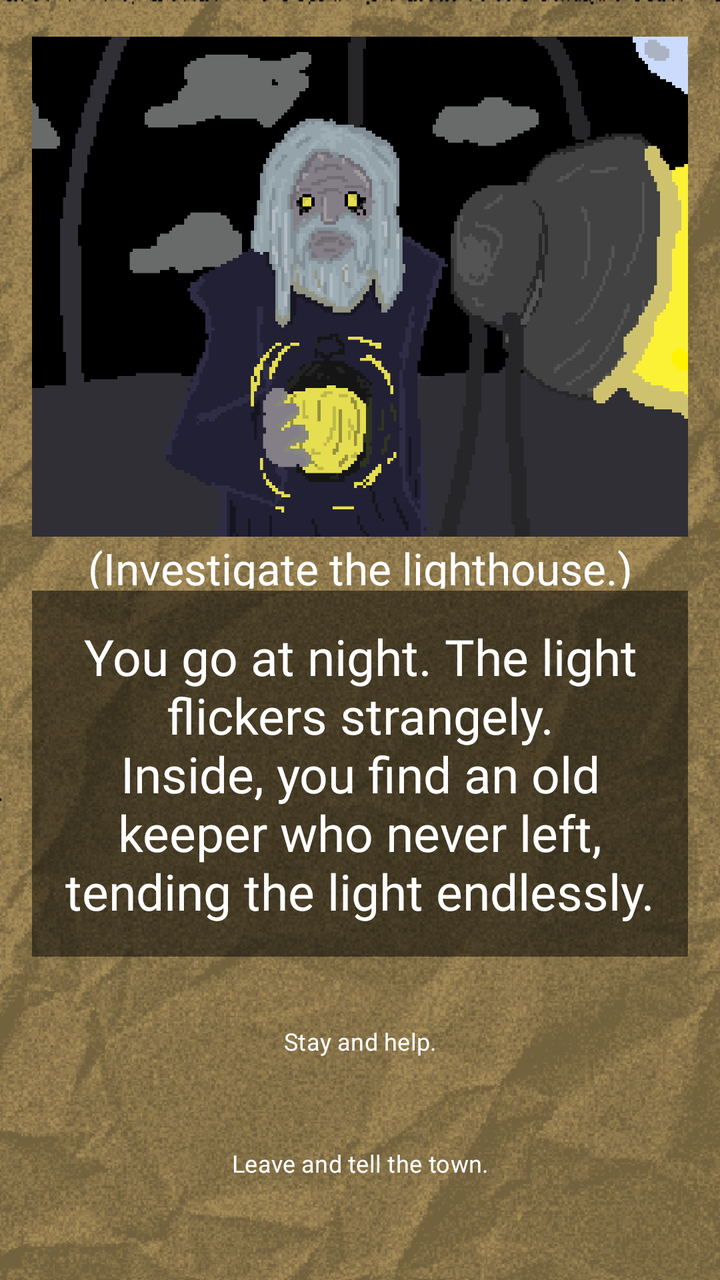
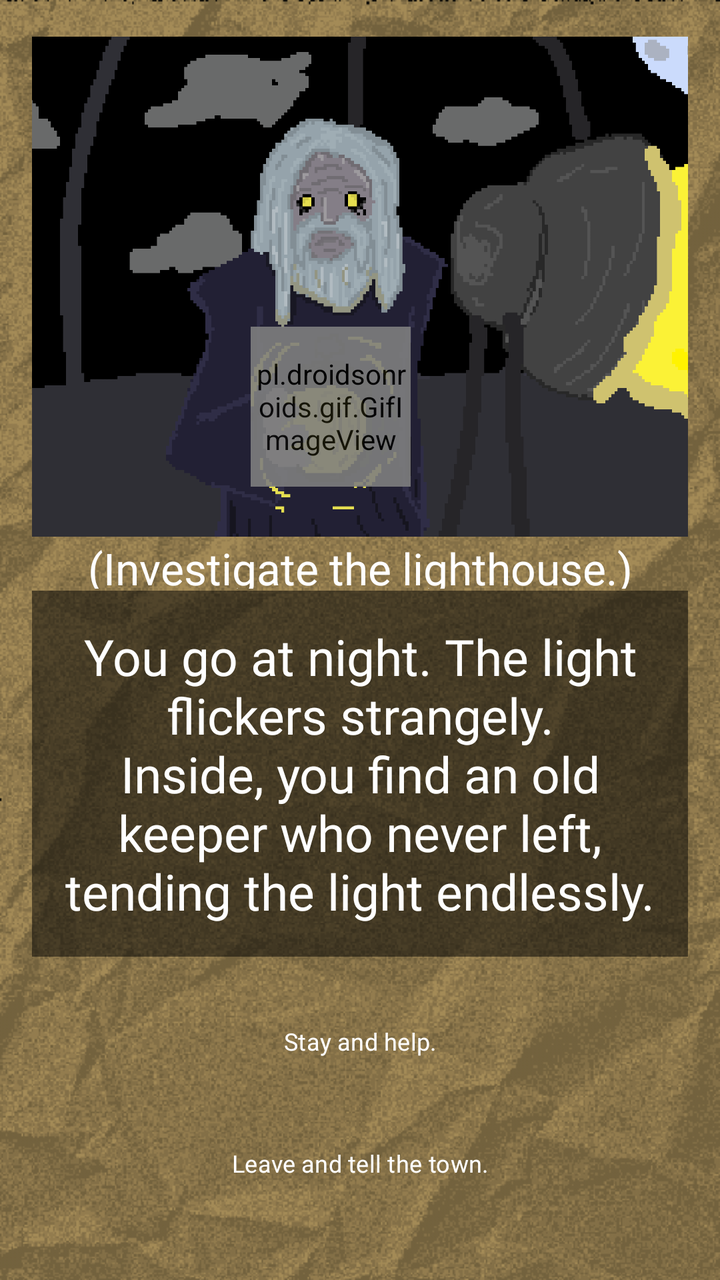

Two renders of the same Android screen: before a commit and after it. Below are the layout's source before the change and the commit's diff.
<!-- AndroidManifest.xml: application theme Theme.ChoiceQuest -->
<!-- res/layout/activity_page2_1_2_3_1.xml -->
<?xml version="1.0" encoding="utf-8"?>
<LinearLayout xmlns:android="http://schemas.android.com/apk/res/android"
    xmlns:app="http://schemas.android.com/apk/res-auto"
    xmlns:tools="http://schemas.android.com/tools"
    android:id="@+id/page2_1_2_3_1"
    android:layout_width="match_parent"
    android:layout_height="match_parent"
    android:background="@drawable/papertexture_"
    android:backgroundTint="#f8e7c2"
    android:backgroundTintMode="multiply"
    android:gravity="center"
    android:orientation="vertical"
    android:padding="16dp"
    tools:context=".Page2_1_2_3_1">

    <View
        android:layout_width="match_parent"
        android:layout_height="0dp"
        android:layout_weight="1"/>

    <ImageView
        android:id="@+id/imageView"
        android:layout_width="412dp"
        android:layout_height="250dp"
        android:src="@drawable/page2_1_2_3_1" />

    <View
        android:layout_width="match_parent"
        android:layout_height="1dp"
        android:layout_weight="0.1"/>
    <TextView
        android:layout_width="match_parent"
        android:layout_height="25dp"
        android:gravity="center"
        android:fontFamily="@font/pixelspace"
        android:textSize="22sp"
        android:text="(Investigate the lighthouse.)"
        android:textColor="@color/white" />

    <View
        android:layout_width="match_parent"
        android:layout_height="1dp"
        android:layout_weight="0.1"/>

    <TextView
        android:layout_width="match_parent"
        android:layout_height="wrap_content"
        android:id="@+id/tv_page2_1_2_3_1"
        android:fontFamily="@font/pixelgame_font"
        android:gravity="center"
        android:padding="16dp"
        android:background="#80000000"
        android:text="You go at night. The light flickers strangely.\nInside, you find an old keeper who never left, tending the light endlessly."
        android:textColor="@color/white"
        android:textSize="25sp"
        android:layout_marginBottom="16dp"/>
    <View
        android:layout_width="match_parent"
        android:layout_height="1dp"
        android:layout_weight="1"/>
    <Button
        android:id="@+id/btnStayHelp"
        android:layout_width="410dp"
        android:layout_height="45dp"
        android:text="Stay and help."
        android:background="@android:color/transparent"
        android:fontFamily="@font/quest_font"
        android:textSize="12sp"
        android:layout_marginBottom="16dp"
        android:onClick="page2_1_2_3_1_1"/>

    <Button
        android:id="@+id/btnLeaveTell"
        android:layout_width="410dp"
        android:layout_height="45dp"
        android:text="Leave and tell the town."
        android:background="@android:color/transparent"
        android:fontFamily="@font/quest_font"
        android:textSize="12sp"
        android:layout_marginBottom="16dp"
        android:onClick="page2_1_2_3_1_2"/>

    <View
        android:layout_width="match_parent"
        android:layout_height="1dp"
        android:layout_weight="1"/>

</LinearLayout>
<!-- resources referenced by this layout -->
<resources>
  <color name="white">#FFFFFF</color>
  <!-- drawable page2_1_2_3_1: png bitmap (drawable, 31834 bytes) -->
  <!-- drawable papertexture_: png bitmap (drawable, 156948 bytes) -->
  <style name="Theme.ChoiceQuest" parent="Base.Theme.ChoiceQuest" />
  <style name="Base.Theme.ChoiceQuest" parent="Theme.Material3.DayNight.NoActionBar">
          
          
      </style>
</resources>

<!-- the commit's change to res/layout/activity_page2_1_2_3_1.xml (unified diff, before → after) -->
@@ -18,11 +18,27 @@
         android:layout_height="0dp"
         android:layout_weight="1"/>
 
-    <ImageView
-        android:id="@+id/imageView"
+    <FrameLayout
         android:layout_width="412dp"
-        android:layout_height="250dp"
-        android:src="@drawable/page2_1_2_3_1" />
+        android:layout_height="250dp">
+
+        <ImageView
+            android:id="@+id/imageView"
+            android:layout_width="match_parent"
+            android:layout_height="match_parent"
+            android:src="@drawable/page2_1_2_3_1" />
+
+        <pl.droidsonroids.gif.GifImageView
+            android:id="@+id/lightGif"
+            android:layout_width="80dp"
+            android:layout_height="80dp"
+            android:layout_gravity="center"
+            android:layout_marginTop="60dp"
+            android:layout_marginStart="-15dp"
+            android:alpha="0.9"
+            android:src="@drawable/light_vfx" />
+    </FrameLayout>
+
 
     <View
         android:layout_width="match_parent"
<!-- resource entries referenced after the edit -->
@@ -1,6 +1,7 @@
 <!-- resources referenced by this layout -->
 <resources>
   <color name="white">#FFFFFF</color>
+  <!-- drawable light_vfx: gif bitmap (drawable, 28578 bytes) -->
   <!-- drawable page2_1_2_3_1: png bitmap (drawable, 31834 bytes) -->
   <!-- drawable papertexture_: png bitmap (drawable, 156948 bytes) -->
   <style name="Theme.ChoiceQuest" parent="Base.Theme.ChoiceQuest" />
